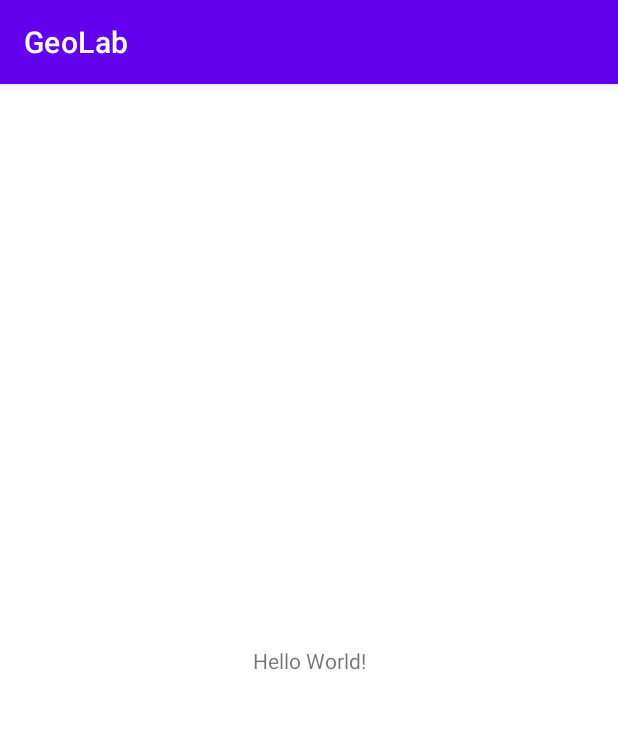
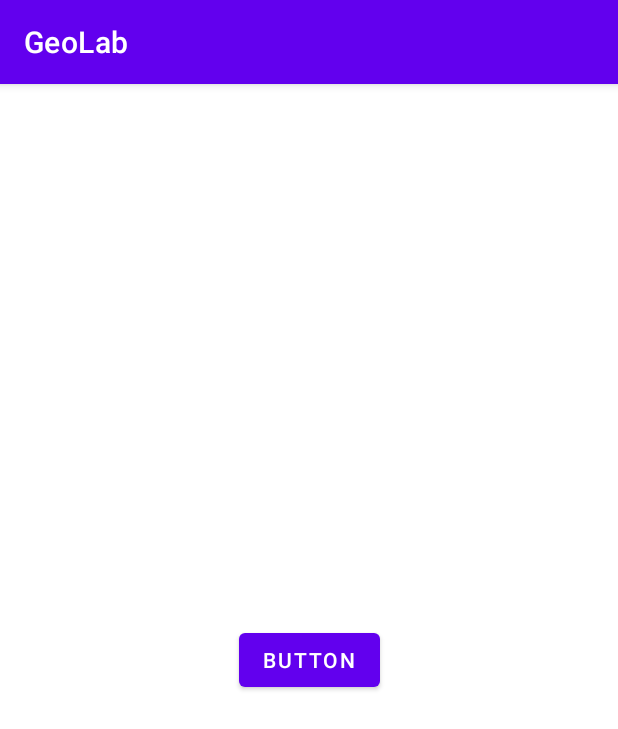
Before and after one commit to justapotato0302/GeoLab, an Android app: the screen it shows after launch (MainActivity), on a phone screen of 412 x 824 dp. Shown: the top 729 px of the screen. Run offline under Robolectric (Android 15) with nearby library versions, the phone set to English and light mode, and no system bars.

Commit message:
redirect to login page

```diff
--- a/app/build.gradle
+++ b/app/build.gradle
@@ -15,7 +15,7 @@ android {
         targetSdkVersion 30
         versionCode 1
         versionName "1.0"
-
+        multiDexEnabled true
         testInstrumentationRunner "androidx.test.runner.AndroidJUnitRunner"
     }
 
@@ -58,4 +58,5 @@ dependencies {
     implementation"androidx.cardview:cardview:1.0.0"
     implementation'com.google.android.material:material:1.2.1'
     implementation'com.github.scottyab:showhidepasswordedittext:0.8'
+    implementation 'com.android.support:multidex:1.0.3'
 }
--- a/app/src/main/java/com/example/geolab/MainActivity.kt
+++ b/app/src/main/java/com/example/geolab/MainActivity.kt
@@ -1,11 +1,20 @@
 package com.example.geolab
 
+import android.content.Intent
 import androidx.appcompat.app.AppCompatActivity
 import android.os.Bundle
+import android.view.View
+import android.widget.Button
+import android.widget.EditText
 
 class MainActivity : AppCompatActivity() {
     override fun onCreate(savedInstanceState: Bundle?) {
         super.onCreate(savedInstanceState)
         setContentView(R.layout.activity_main)
+        val button : Button = findViewById(R.id.button)
+        button.setOnClickListener {
+            val intent = Intent(this, SignUpActivity::class.java)
+            startActivity(intent)
+        }
     }
 }
--- a/app/src/main/res/layout/activity_main.xml
+++ b/app/src/main/res/layout/activity_main.xml
@@ -6,13 +6,16 @@
     android:layout_height="match_parent"
     tools:context=".MainActivity">
 
-    <TextView
+    <Button
+        android:id="@+id/button"
         android:layout_width="wrap_content"
         android:layout_height="wrap_content"
-        android:text="Hello World!"
+        android:text="Button"
+        tools:layout_editor_absoluteX="200dp"
+        tools:layout_editor_absoluteY="361dp"
         app:layout_constraintBottom_toBottomOf="parent"
         app:layout_constraintLeft_toLeftOf="parent"
         app:layout_constraintRight_toRightOf="parent"
-        app:layout_constraintTop_toTopOf="parent" />
+        app:layout_constraintTop_toTopOf="parent"/>
 
 </androidx.constraintlayout.widget.ConstraintLayout>
--- a/app/src/main/res/layout/activity_sign_up.xml
+++ b/app/src/main/res/layout/activity_sign_up.xml
@@ -21,7 +21,7 @@
                 android:layout_width="180dp"
                 android:layout_height="110dp"
                 android:layout_gravity="center"
-                android:src="@drawable/GeoLab">
+                android:src="@drawable/geolab">
             </ImageView>
         </FrameLayout>
 
--- a/gradle.properties
+++ b/gradle.properties
@@ -19,3 +19,4 @@ android.useAndroidX=true
 android.enableJetifier=true
 # Kotlin code style for this project: "official" or "obsolete":
 kotlin.code.style=official
+--warning-mode all
```
Also changed, not shown: app/src/main/res/drawable/geolab.png (renamed from app/src/main/res/drawable/GeoLab.png), 1 other file.
